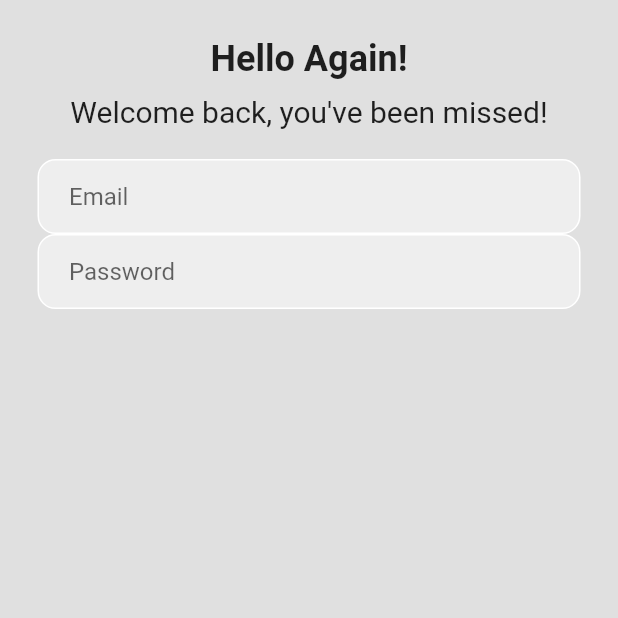
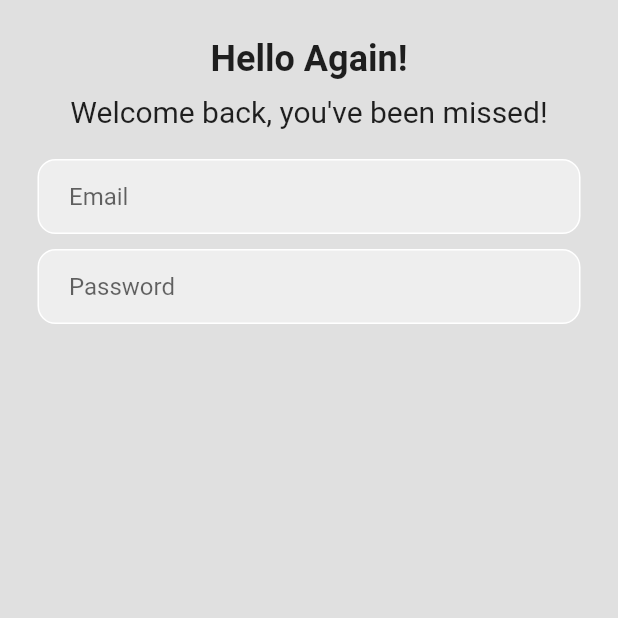
Before and after one commit to kwakyebrilliant/loginui, a Flutter app: the screen it shows after launch, on a phone screen of 412 x 824 dp, the top half of it. Run offline on Flutter 3.47's test engine with Material 2 defaults, Android fonts, the phone set to English and light mode, and no system bars.

Commit message:
login updates

```diff
--- a/lib/login_paage.dart
+++ b/lib/login_paage.dart
@@ -55,6 +55,8 @@ class _LoginPageState extends State<LoginPage> {
                 ),
               ),
 
+              const SizedBox(height: 10.0),
+
               //password textfield
               Padding(
                 padding: const EdgeInsets.symmetric(horizontal: 25.0),
@@ -67,6 +69,7 @@ class _LoginPageState extends State<LoginPage> {
                   child: const Padding(
                     padding: EdgeInsets.only(left: 20.0),
                     child: TextField(
+                      obscureText: true,
                       decoration: InputDecoration(
                         border: InputBorder.none,
                         hintText: 'Password',
```
